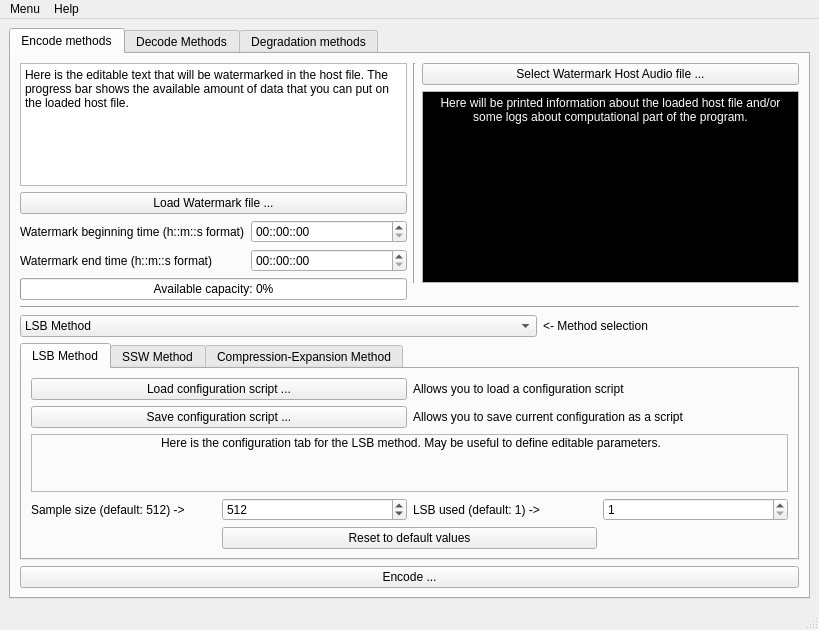
The window that src/GUI/InterfaceWatermarking/mainwindow.ui (jcelerier/watermarking) describes before a commit, drawn with Qt 5.
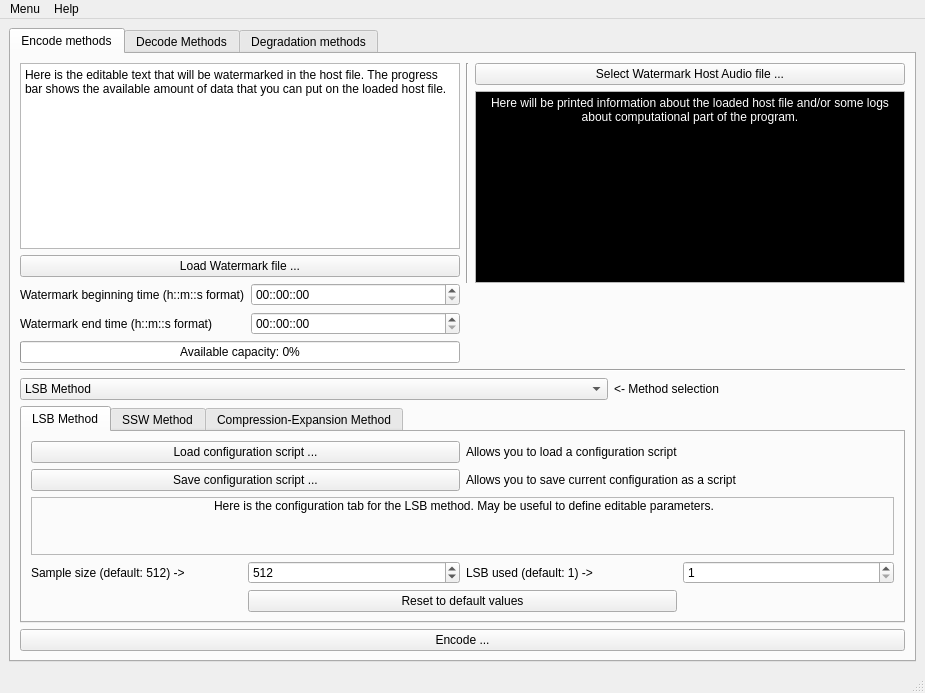
The same window after the commit. Icons and pictures are not drawn. Custom widgets are drawn as their Qt base class.

```diff
--- a/src/GUI/InterfaceWatermarking/mainwindow.ui
+++ b/src/GUI/InterfaceWatermarking/mainwindow.ui
@@ -6,8 +6,8 @@
    <rect>
     <x>0</x>
     <y>0</y>
-    <width>819</width>
-    <height>630</height>
+    <width>925</width>
+    <height>693</height>
    </rect>
   </property>
   <property name="windowTitle">
@@ -946,8 +946,8 @@
     <rect>
      <x>0</x>
      <y>0</y>
-     <width>819</width>
-     <height>20</height>
+     <width>925</width>
+     <height>23</height>
     </rect>
    </property>
    <widget class="QMenu" name="menuMenu">
```
